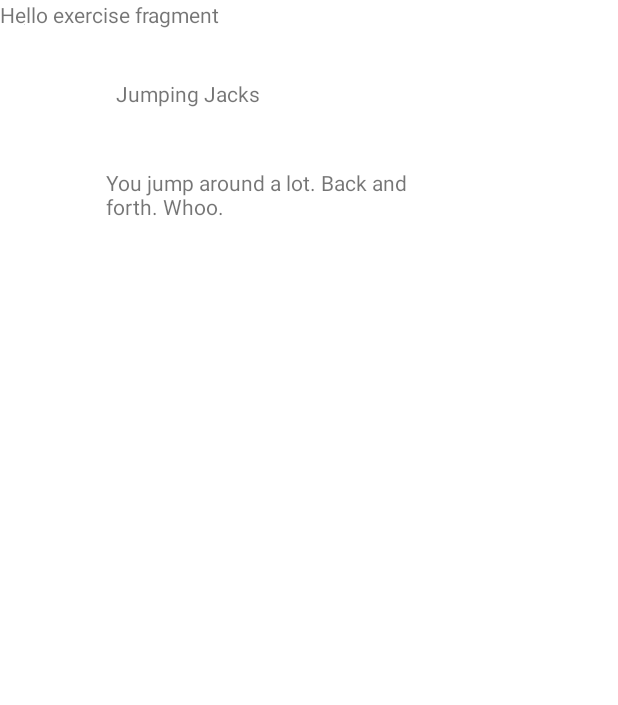
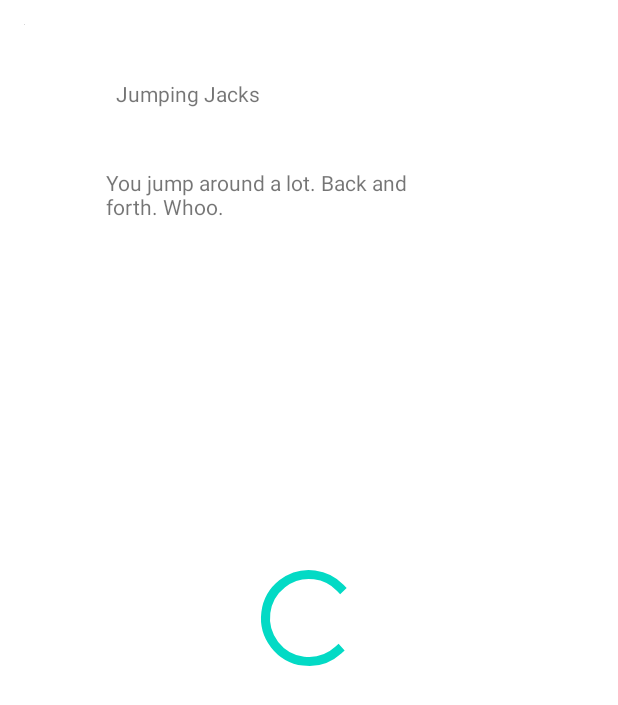
Before and after one commit to AND102-FlexBody/FlexBody, an Android app: the layout fragment_exercise.xml on its own in the app's theme, with its tools: preview values and no code run, on a phone screen of 412 x 824 dp. Shown: the top 705 px of the screen. Run offline under Robolectric (Android 15) with nearby library versions, the phone set to English and light mode, and no system bars.

Commit message:
Add exercise adapter, xmls

```diff
--- /dev/null
+++ b/flexbodyapp/app/src/main/java/com/codepath/flexbody/ExerciseAdapter.kt
@@ -0,0 +1 @@
+package com.codepath.flexbody
--- a/flexbodyapp/app/src/main/java/com/codepath/flexbody/MainActivity.kt
+++ b/flexbodyapp/app/src/main/java/com/codepath/flexbody/MainActivity.kt
@@ -6,6 +6,7 @@ import androidx.appcompat.app.AppCompatActivity
 import androidx.fragment.app.Fragment
 import androidx.fragment.app.FragmentManager
 import com.codepath.flexbody.databinding.ActivityMainBinding
+import com.codepath.flexbody.fragments.*
 
 class MainActivity : AppCompatActivity() {
     private var binding: ActivityMainBinding? = null
--- a/flexbodyapp/app/src/main/java/com/codepath/flexbody/FeedFragment.kt
+++ b/flexbodyapp/app/src/main/java/com/codepath/flexbody/fragments/FeedFragment.kt
@@ -1,10 +1,11 @@
-package com.codepath.flexbody
+package com.codepath.flexbody.fragments
 
 import android.os.Bundle
 import androidx.fragment.app.Fragment
 import android.view.LayoutInflater
 import android.view.View
 import android.view.ViewGroup
+import com.codepath.flexbody.R
 
 class FeedFragment : Fragment() {
 
--- a/flexbodyapp/app/src/main/java/com/codepath/flexbody/HomeFragment.kt
+++ b/flexbodyapp/app/src/main/java/com/codepath/flexbody/fragments/HomeFragment.kt
@@ -1,10 +1,11 @@
-package com.codepath.flexbody
+package com.codepath.flexbody.fragments
 
 import android.os.Bundle
 import androidx.fragment.app.Fragment
 import android.view.LayoutInflater
 import android.view.View
 import android.view.ViewGroup
+import com.codepath.flexbody.R
 
 class HomeFragment : Fragment() {
 
--- a/flexbodyapp/app/src/main/java/com/codepath/flexbody/NutritionFragment.kt
+++ b/flexbodyapp/app/src/main/java/com/codepath/flexbody/fragments/NutritionFragment.kt
@@ -1,10 +1,11 @@
-package com.codepath.flexbody
+package com.codepath.flexbody.fragments
 
 import android.os.Bundle
 import android.view.LayoutInflater
 import android.view.View
 import android.view.ViewGroup
 import androidx.fragment.app.Fragment
+import com.codepath.flexbody.R
 
 class NutritionFragment : Fragment() {
 
--- a/flexbodyapp/app/src/main/res/layout/fragment_exercise.xml
+++ b/flexbodyapp/app/src/main/res/layout/fragment_exercise.xml
@@ -3,19 +3,21 @@
     xmlns:tools="http://schemas.android.com/tools"
     android:layout_width="match_parent"
     android:layout_height="match_parent"
-    tools:context=".ExerciseFragment">
-
-    <!-- TODO: Update blank fragment layout -->
-    <TextView
-        android:layout_width="match_parent"
-        android:layout_height="match_parent"
-        android:text="Hello exercise fragment" />
-
+    tools:context=".fragments.ExerciseFragment">
 
     <androidx.recyclerview.widget.RecyclerView
-        android:id="@+id/exercise_search_rv"
+        android:id="@+id/exerciseSearchList"
         android:layout_width="match_parent"
         android:layout_height="match_parent"
         tools:listitem="@layout/item_exercise" />
 
+    <androidx.core.widget.ContentLoadingProgressBar
+        android:id="@+id/searchProgressBar"
+        style="?android:attr/progressBarStyleLarge"
+        android:layout_width="wrap_content"
+        android:layout_height="wrap_content"
+        android:layout_gravity="center"
+        android:indeterminate="true"
+        android:theme="@style/Widget.AppCompat.ProgressBar" />
+
 </FrameLayout>
--- a/flexbodyapp/app/src/main/res/layout/fragment_feed.xml
+++ b/flexbodyapp/app/src/main/res/layout/fragment_feed.xml
@@ -3,7 +3,7 @@
     xmlns:tools="http://schemas.android.com/tools"
     android:layout_width="match_parent"
     android:layout_height="match_parent"
-    tools:context=".FeedFragment">
+    tools:context=".fragments.FeedFragment">
 
     <!-- TODO: Update blank fragment layout -->
     <TextView
--- a/flexbodyapp/app/src/main/res/layout/fragment_home.xml
+++ b/flexbodyapp/app/src/main/res/layout/fragment_home.xml
@@ -3,7 +3,7 @@
     xmlns:tools="http://schemas.android.com/tools"
     android:layout_width="match_parent"
     android:layout_height="match_parent"
-    tools:context=".HomeFragment">
+    tools:context=".fragments.HomeFragment">
 
     <!-- TODO: Update blank fragment layout -->
     <TextView
--- a/flexbodyapp/app/src/main/res/layout/fragment_nutrition.xml
+++ b/flexbodyapp/app/src/main/res/layout/fragment_nutrition.xml
@@ -3,7 +3,7 @@
     xmlns:tools="http://schemas.android.com/tools"
     android:layout_width="match_parent"
     android:layout_height="match_parent"
-    tools:context=".NutritionFragment">
+    tools:context=".fragments.NutritionFragment">
 
     <!-- TODO: Update blank fragment layout -->
     <TextView
--- a/flexbodyapp/app/src/main/res/layout/fragment_personal.xml
+++ b/flexbodyapp/app/src/main/res/layout/fragment_personal.xml
@@ -3,7 +3,7 @@
     xmlns:tools="http://schemas.android.com/tools"
     android:layout_width="match_parent"
     android:layout_height="match_parent"
-    tools:context=".PersonalFragment">
+    tools:context=".fragments.PersonalFragment">
 
     <!-- TODO: Update blank fragment layout -->
     <TextView
--- a/flexbodyapp/app/src/main/res/layout/fragment_profile.xml
+++ b/flexbodyapp/app/src/main/res/layout/fragment_profile.xml
@@ -3,7 +3,7 @@
     xmlns:tools="http://schemas.android.com/tools"
     android:layout_width="match_parent"
     android:layout_height="match_parent"
-    tools:context=".ProfileFragment">
+    tools:context=".fragments.ProfileFragment">
 
     <!-- TODO: Update blank fragment layout -->
     <TextView
```
Also changed, not shown: flexbodyapp/app/src/main/java/com/codepath/flexbody/Exercise.kt (added, +40 -0 lines), flexbodyapp/app/src/main/java/com/codepath/flexbody/LoginActivity.kt (+18 -17 lines), flexbodyapp/app/src/main/java/com/codepath/flexbody/fragments/ExerciseFragment.kt (renamed from flexbodyapp/app/src/main/java/com/codepath/flexbody/ExerciseFragment.kt, +9 -5 lines), flexbodyapp/app/src/main/java/com/codepath/flexbody/fragments/PersonalFragment.kt (renamed from flexbodyapp/app/src/main/java/com/codepath/flexbody/ProfileFragment.kt, +6 -5 lines), flexbodyapp/app/src/main/java/com/codepath/flexbody/fragments/ProfileFragment.kt (renamed from flexbodyapp/app/src/main/java/com/codepath/flexbody/PersonalFragment.kt, +6 -5 lines), flexbodyapp/app/src/main/res/menu/exercise_search_menu.xml (added, +9 -0 lines).
